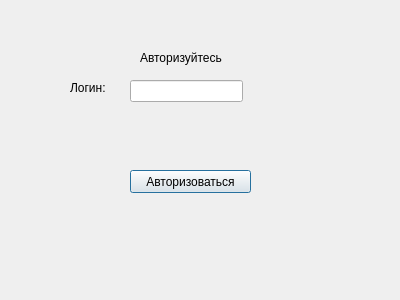
This is client/auth_window.ui in AltoKlef/QtChat as Qt 5 draws it before an edit. The edited form follows.
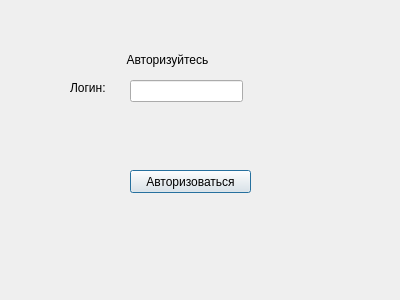
This is the edited form.

What changed in the file:
```diff
--- a/client/auth_window.ui
+++ b/client/auth_window.ui
@@ -55,14 +55,14 @@
   <widget class="QLabel" name="label">
    <property name="geometry">
     <rect>
-     <x>140</x>
+     <x>60</x>
      <y>50</y>
-     <width>101</width>
-     <height>16</height>
+     <width>301</width>
+     <height>20</height>
     </rect>
    </property>
    <property name="text">
-    <string>Авторизуйтесь</string>
+    <string>                    Авторизуйтесь</string>
    </property>
   </widget>
  </widget>
```
